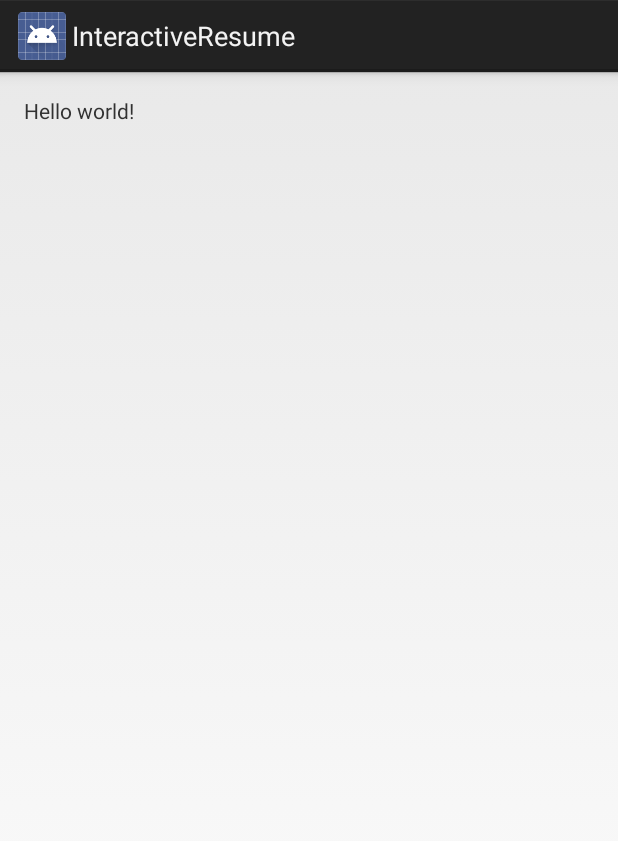
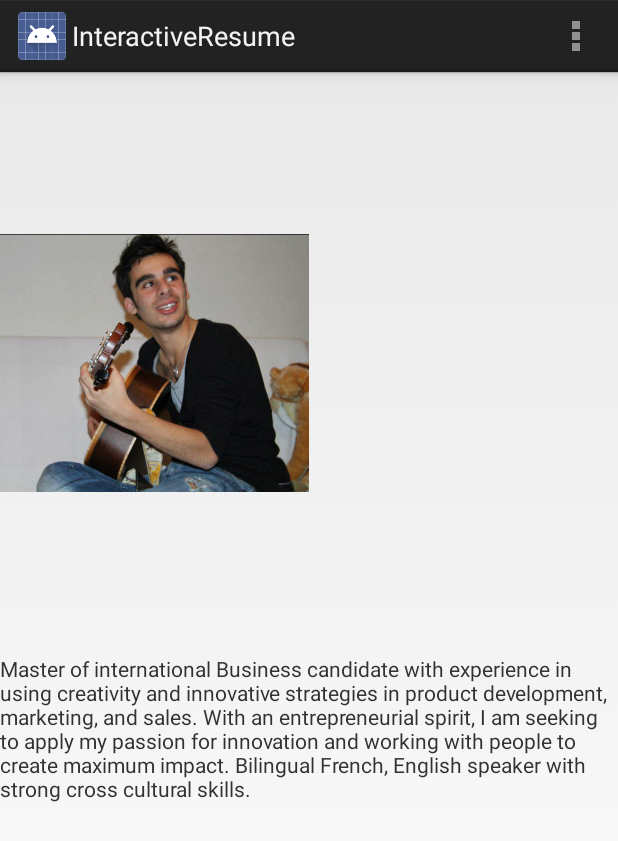
Before and after one commit to benchamla/InteractivResume, an Android app: the screen it shows after launch (Menu before the commit, Profile after it), on a phone screen of 412 x 824 dp. Shown: the top 841 px of the screen. Run offline under Robolectric (Android 15) with nearby library versions, the phone set to English and light mode, and no system bars.

Commit message:
Profil page basics

```diff
--- a/app/src/main/AndroidManifest.xml
+++ b/app/src/main/AndroidManifest.xml
@@ -8,7 +8,7 @@
         android:label="@string/app_name"
         android:theme="@style/AppTheme" >
         <activity
-            android:name=".Menu"
+            android:name=".Profile"
             android:label="@string/app_name" >
             <intent-filter>
                 <action android:name="android.intent.action.MAIN" />
--- a/app/src/main/java/com/chamla/ben/interactiveresume/Menu.java
+++ b/app/src/main/java/com/chamla/ben/interactiveresume/Profile.java
@@ -6,7 +6,7 @@ import android.view.Menu;
 import android.view.MenuItem;
 
 
-public class Menu extends Activity {
+public class Profile extends Activity {
 
     @Override
     protected void onCreate(Bundle savedInstanceState) {
--- a/app/src/main/res/layout/activity_menu.xml
+++ b/app/src/main/res/layout/activity_menu.xml
@@ -1,16 +1,34 @@
-<RelativeLayout xmlns:android="http://schemas.android.com/apk/res/android"
+<LinearLayout xmlns:android="http://schemas.android.com/apk/res/android"
     xmlns:tools="http://schemas.android.com/tools"
     android:layout_width="match_parent"
     android:layout_height="match_parent"
-    android:paddingLeft="@dimen/activity_horizontal_margin"
-    android:paddingRight="@dimen/activity_horizontal_margin"
-    android:paddingTop="@dimen/activity_vertical_margin"
-    android:paddingBottom="@dimen/activity_vertical_margin"
+    android:orientation="vertical"
     tools:context=".Menu">
+    <LinearLayout
+        android:layout_width="match_parent"
+        android:layout_height="0dp"
+        android:layout_weight="1"
+        android:orientation="horizontal">
+        <ImageView
+            android:layout_width="0dp"
+            android:layout_height="match_parent"
+            android:layout_weight="1"
+            android:src="@drawable/benchamla"/>
+        <LinearLayout
+            android:layout_width="0dp"
+            android:layout_height="match_parent"
+            android:layout_weight="1">
+        </LinearLayout>
 
+    </LinearLayout>
     <TextView
-        android:text="@string/hello_world"
-        android:layout_width="wrap_content"
-        android:layout_height="wrap_content" />
+        android:layout_width="match_parent"
+        android:layout_height="0dp"
+        android:layout_weight="1"
+        android:text="Master	of	international	Business	candidate	with	experience	in	using	creativity	and	innovative	strategies	in
+product	development,	marketing,	and	sales.	With	an	entrepreneurial	spirit,	I	am	seeking	to	apply	my
+passion	for	innovation	and	working	with	people	to	create	maximum impact.
+Bilingual	French,	English	speaker	with	strong	cross	cultural	skills.">
 
-</RelativeLayout>
+    </TextView>
+</LinearLayout>
```
Also changed, not shown: app/src/main/res/drawable-hdpi/benchamla.png (added).
